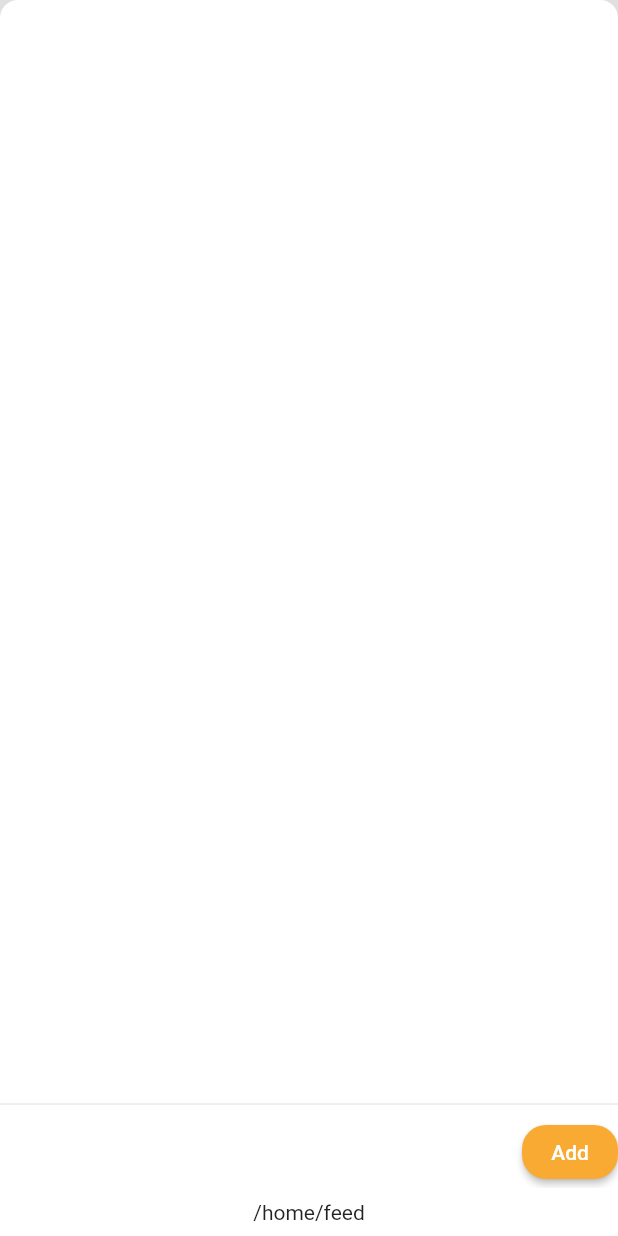
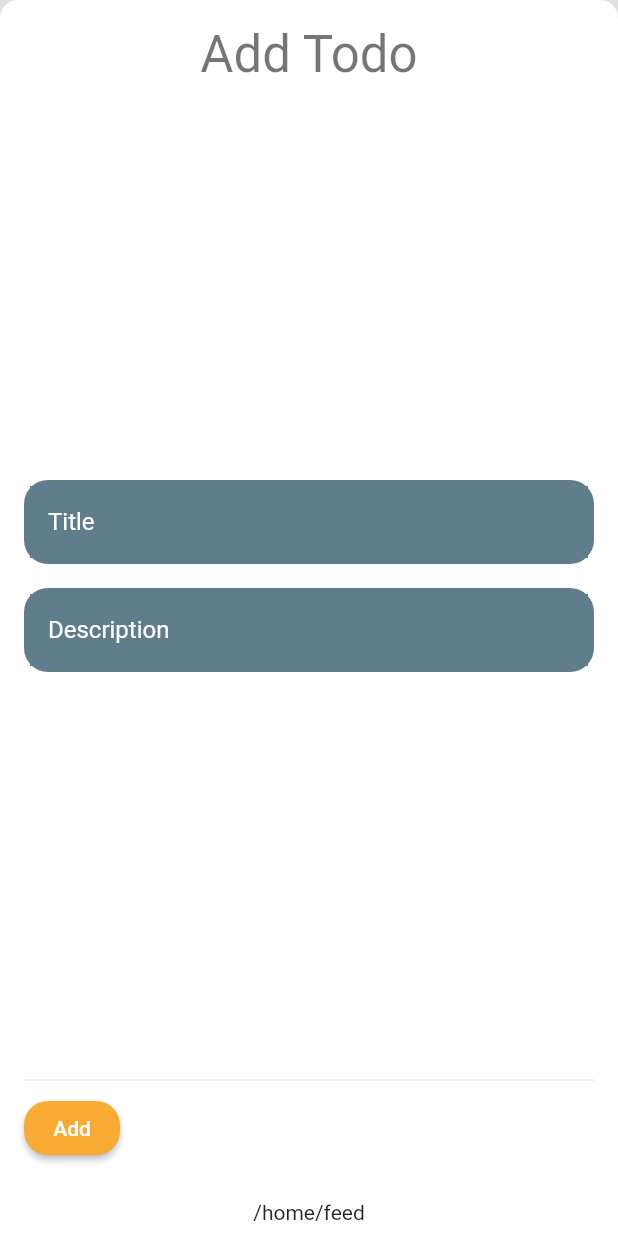
Before and after one commit to zzunebye/side-todos-clean-arch-riverpod, a Flutter app: the screen it shows after launch, after a tap on the "add" icon, on a phone screen of 412 x 824 dp. Run offline on Flutter 3.47's test engine with Material 2 defaults, Android fonts, the light colour scheme and no system bars; drawn by our look-alikes of percent_indicator; our stand-ins replace flutter_hooks, freezed_annotation, go_router, hooks_riverpod, modal_bottom_sheet.

Commit message:
change file name convention, and add Spacing class

```diff
--- a/lib/core/app_component.dart
+++ b/lib/core/app_component.dart
@@ -1,13 +1,12 @@
 import 'package:flutter/material.dart';
 import 'package:go_router/go_router.dart';
 import 'package:hooks_riverpod/hooks_riverpod.dart';
-import 'package:todos_clean_arch_riverpod/features/calender/calender_page.dart';
 import 'package:todos_clean_arch_riverpod/features/chat/chat_page.dart';
 import 'package:todos_clean_arch_riverpod/features/feed/feed_page.dart';
 
 import '../features/home/home_screen.dart';
 import '../features/setting/SettingPage.dart';
-import '../style/customTheme.dart';
+import '../style/custom_theme.dart';
 
 class AppComponent extends StatelessWidget {
   AppComponent({Key? key}) : super(key: key);
--- a/lib/features/feed/feed_page.dart
+++ b/lib/features/feed/feed_page.dart
@@ -1,36 +1,66 @@
 import 'package:flutter/material.dart';
+import 'package:flutter_hooks/flutter_hooks.dart';
 import 'package:modal_bottom_sheet/modal_bottom_sheet.dart';
 
+import '../../shared/custom_text_field.dart';
+import '../../style/custom_spacing.dart';
 import '../home/home_schedule_widget.dart';
 import '../home/moreScheduleCard.dart';
 import '../home/scheduleCard.dart';
 
-class FeedPage extends StatelessWidget {
+class FeedPage extends HookWidget {
   const FeedPage({Key? key}) : super(key: key);
 
   @override
   Widget build(BuildContext context) {
+    final todoTitleController = useTextEditingController(text: "");
+    final todoDescriptionController = useTextEditingController(text: "");
+
     return Scaffold(
       floatingActionButton: FloatingActionButton(
         onPressed: () {
           showCupertinoModalBottomSheet(
-            expand: true,
+            expand: false,
             backgroundColor: Theme.of(context).colorScheme.surface,
             context: context,
-            builder: (context) => Column(
+            builder: (context) => StatefulBuilder(
+              builder: (BuildContext context, StateSetter setState) => Padding(
+                padding: const EdgeInsets.all(Spacing.medium),
+                child: Column(
                   crossAxisAlignment: CrossAxisAlignment.center,
-              mainAxisAlignment: MainAxisAlignment.end,
+                  mainAxisAlignment: MainAxisAlignment.spaceBetween,
                   children: [
-                Container(),
+                    Text('Add Todo', style: Theme.of(context).textTheme.headlineMedium),
+                    Form(
+                      child: Column(
+                        children: [
+                          CustomTextField(
+                            controller: todoTitleController,
+                            hintText: "Title",
+                          ),
+                          const SizedBox(height: Spacing.medium),
+                          CustomTextField(
+                            controller: todoDescriptionController,
+                            hintText: "Description",
+                          ),
+                        ],
+                      ),
+                    ),
+                    Column(
+                      children: [
                         const Divider(),
                         Row(
                           crossAxisAlignment: CrossAxisAlignment.center,
-                  mainAxisAlignment: MainAxisAlignment.end,
+                          // mainAxisAlignment: MainAxisAlignment.end,
                           children: [
                             ElevatedButton(onPressed: () {}, child: Text("Add")),
                           ],
                         )
                       ],
+                    ),
+                  ],
+                ),
+              ),
             ),
           );
         },
@@ -41,13 +71,13 @@ class FeedPage extends StatelessWidget {
       ),
       body: SafeArea(
         child: Padding(
-          padding: const EdgeInsets.symmetric(horizontal: 16.0, vertical: 8.0),
+          padding: const EdgeInsets.symmetric(horizontal: Spacing.medium, vertical: Spacing.small),
           child: Column(
             children: [
               buildTopBar(context),
-              const SizedBox(height: 24),
+              const SizedBox(height: Spacing.large),
               const HomeScheduleWidget(),
-              const SizedBox(height: 24),
+              const SizedBox(height: Spacing.large),
               Align(
                 alignment: Alignment.centerLeft,
                 child: Text(
@@ -55,9 +85,9 @@ class FeedPage extends StatelessWidget {
                   style: Theme.of(context).textTheme.headline5?.copyWith(),
                 ),
               ),
-              const SizedBox(height: 16),
+              const SizedBox(height: Spacing.medium),
               buildScheduleCardList(context),
-              const SizedBox(height: 16),
+              const SizedBox(height: Spacing.medium),
             ],
           ),
         ),
--- a/lib/features/home/home_schedule_widget.dart
+++ b/lib/features/home/home_schedule_widget.dart
@@ -2,7 +2,7 @@ import 'package:flutter/material.dart';
 import 'package:hooks_riverpod/hooks_riverpod.dart';
 import 'package:percent_indicator/circular_percent_indicator.dart';
 
-import '../../style/customTheme.dart';
+import '../../style/custom_theme.dart';
 
 class HomeScheduleWidget extends HookConsumerWidget {
   const HomeScheduleWidget({Key? key}) : super(key: key);
--- a/lib/features/home/moreScheduleCard.dart
+++ b/lib/features/home/moreScheduleCard.dart
@@ -1,6 +1,6 @@
 import 'package:flutter/material.dart';
 
-import '../../style/customTheme.dart';
+import '../../style/custom_theme.dart';
 
 class MoreScheduleCard extends StatelessWidget {
   const MoreScheduleCard({Key? key, required this.numOfSchedule}) : super(key: key);
--- a/lib/features/home/scheduleCard.dart
+++ b/lib/features/home/scheduleCard.dart
@@ -1,6 +1,6 @@
 import 'package:flutter/material.dart';
 
-import '../../style/customTheme.dart';
+import '../../style/custom_theme.dart';
 
 
 
@@ -34,6 +34,6 @@ class ScheduleCard extends StatelessWidget {
 }
 
 enum ScheduleCardType {
-  Schedule,
-  More,
+  schedule,
+  more,
 }
--- /dev/null
+++ b/lib/shared/custom_text_field.dart
@@ -0,0 +1,34 @@
+import 'package:flutter/material.dart';
+import 'package:flutter_hooks/flutter_hooks.dart';
+
+class CustomTextField extends HookWidget {
+  final TextEditingController controller;
+  final String hintText;
+
+  const CustomTextField({
+    Key? key,
+    required this.controller,
+    required this.hintText,
+  }) : super(key: key);
+
+  @override
+  Widget build(BuildContext context) {
+    return Container(
+      padding: const EdgeInsets.symmetric(vertical: 4.0, horizontal: 4.0),
+      decoration: BoxDecoration(
+        borderRadius: BorderRadius.circular(16),
+        color: Colors.blueGrey,
+      ),
+      child: TextFormField(
+        decoration: InputDecoration(
+          border: InputBorder.none,
+          hintText: hintText,
+          hintStyle: const TextStyle(color: Colors.white),
+          filled: true,
+          fillColor: Colors.blueGrey,
+        ),
+        controller: controller,
+      ),
+    );
+  }
+}
--- /dev/null
+++ b/lib/style/custom_spacing.dart
@@ -0,0 +1,5 @@
+class Spacing {
+  static const double large = 24.0;
+  static const double medium = 16.0;
+  static const  double small = 8.0;
+}
```
Also changed, not shown: lib/style/custom_theme.dart (renamed from lib/style/customTheme.dart), 1 other file. Lines whose indentation alone changed are shown as unchanged.
